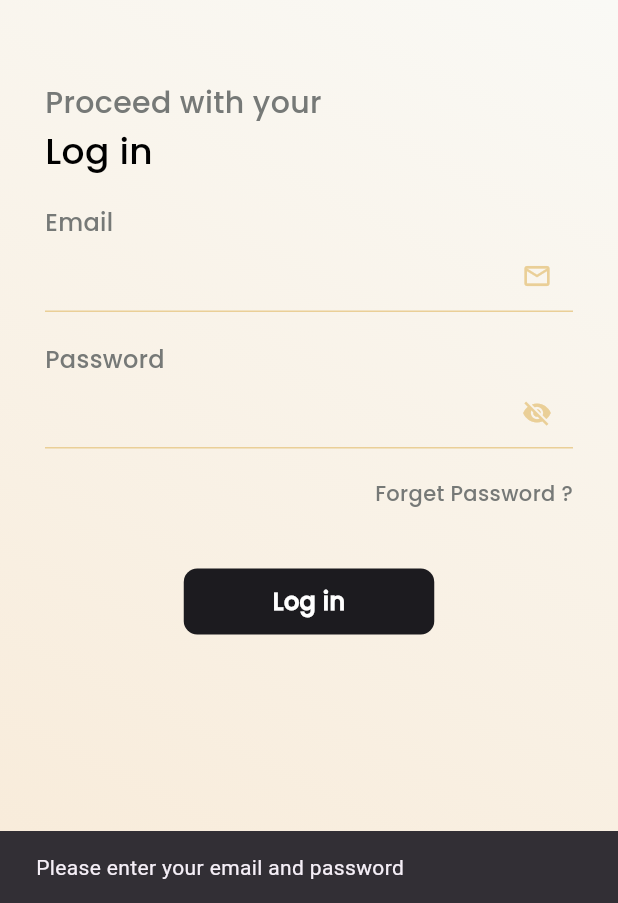
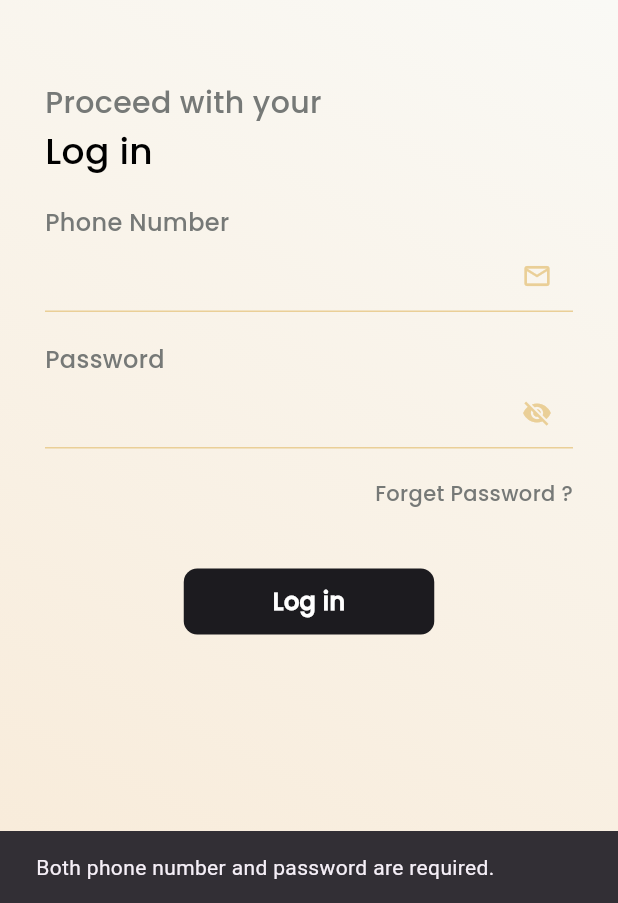
Before and after one commit to Karthick997/New_Luxury_ProjectApp, a Flutter app: the SignInScreen screen opened directly, after a tap on "Log in", on a phone screen of 412 x 824 dp, the part 333-1236 px from its top. Run offline on Flutter 3.47's test engine with Material 3 defaults, Android fonts, the phone set to English and light mode, and no system bars; our stand-ins replace bottom_navy_bar, image_picker, shared_preferences, smooth_page_indicator; accounts and stored records are empty; project files that could hold a hidden picture were left out.

Commit message:
login api finished and some changed

```diff
--- /dev/null
+++ b/lib/UI_Screen/animated_screen.dart
@@ -0,0 +1,46 @@
+import 'dart:async';
+import 'package:flutter/material.dart';
+
+class AnimatedGradientScreen extends StatefulWidget {
+  const AnimatedGradientScreen({Key? key}) : super(key: key);
+
+  @override
+  State<AnimatedGradientScreen> createState() => _AnimatedGradientScreenState();
+}
+
+class _AnimatedGradientScreenState extends State<AnimatedGradientScreen> {
+  List<List<Color>> colorLists = [
+    [const Color(0xffF8EAD7), const Color(0xffFAFEFF)],
+    [const Color(0xffFAFEFF), const Color(0xffF8EAD7)],
+  ];
+  int index = 0;
+  late Timer _timer;
+
+  @override
+  void initState() {
+    super.initState();
+    _timer = Timer.periodic(const Duration(seconds: 3), (timer) {
+      setState(() {
+        index = (index + 1) % colorLists.length;
+      });
+    });
+  }
+  @override
+  void dispose() {
+    _timer.cancel();
+    super.dispose();
+  }
+
+  Widget build(BuildContext context) {
+    return  AnimatedContainer(
+      duration: const Duration(seconds: 2),
+      decoration: BoxDecoration(
+        gradient: LinearGradient(
+          begin: Alignment.bottomLeft,
+          end: Alignment.topRight,
+          colors: colorLists[index],
+        ),
+      ),
+    );
+  }
+}
--- a/lib/UI_Screen/signin_screen.dart
+++ b/lib/UI_Screen/signin_screen.dart
@@ -1,51 +1,14 @@
+import 'dart:convert';
 import 'package:flutter/material.dart';
+import 'package:flutter/services.dart';
+import 'package:luxury_project/widget/bottom_navigation_bar_screen.dart';
+import 'package:shared_preferences/shared_preferences.dart';
 import 'dart:async';
-import '../widget/bottom_navigation_bar_screen.dart';
 import '../widget/constant.dart';
+import 'package:http/http.dart' as http;
 
-class AnimatedGradientScreen extends StatefulWidget {
-  @override
-  _AnimatedGradientScreenState createState() => _AnimatedGradientScreenState();
-}
+import 'animated_screen.dart';
 
-class _AnimatedGradientScreenState extends State<AnimatedGradientScreen> {
-  List<List<Color>> colorLists = [
-    [const Color(0xffF8EAD7), const Color(0xffFAFEFF)],
-    [const Color(0xffFAFEFF), const Color(0xffF8EAD7)],
-  ];
-  int index = 0;
-  late Timer _timer;
-
-  @override
-  void initState() {
-    super.initState();
-    _timer = Timer.periodic(const Duration(seconds: 3), (timer) {
-      setState(() {
-        index = (index + 1) % colorLists.length;
-      });
-    });
-  }
-
-  @override
-  void dispose() {
-    _timer.cancel();
-    super.dispose();
-  }
-
-  @override
-  Widget build(BuildContext context) {
-    return AnimatedContainer(
-      duration: const Duration(seconds: 2),
-      decoration: BoxDecoration(
-        gradient: LinearGradient(
-          begin: Alignment.bottomLeft,
-          end: Alignment.topRight,
-          colors: colorLists[index],
-        ),
-      ),
-    );
-  }
-}
 
 class SignInScreen extends StatefulWidget {
   const SignInScreen({Key? key}) : super(key: key);
@@ -54,12 +17,54 @@ class SignInScreen extends StatefulWidget {
   State<SignInScreen> createState() => _SignInScreenState();
 }
 
+Future<void>_performLogin(
+    BuildContext context, String phone, String password) async {
+  try {
+    final response = await http.post(
+      Uri.parse('https://luxuryderm.in/api/login'),
+      body: {
+        'phone': phone,
+        'password': password,
+      },
+    );
+    if (response.statusCode == 200) {
+      var data = jsonDecode(response.body.toString());
+      print(data);
+      if (data['status'] == 'success') {
+        final prefs = await SharedPreferences.getInstance();
+        await prefs.setString('phone', phone);
+        await prefs.setString('password', password);
+
+        Navigator.pushReplacement(
+          context,
+          MaterialPageRoute(builder: (context) => BottomNavigationBarScreen()),
+        );
+        return;
+      }
+    }
+    ScaffoldMessenger.of(context).showSnackBar(
+      SnackBar(
+        content: Text('Login Failed Please check your credentials'),
+      ),
+    );
+  } catch (e) {
+    print('Error: $e');
+    ScaffoldMessenger.of(context).showSnackBar(
+      SnackBar(
+        content: Text('An error occurred Please try again later'),
+      ),
+    );
+  }
+}
+
 class _SignInScreenState extends State<SignInScreen> {
-  final _emailController = TextEditingController();
+  final _phoneNumberController = TextEditingController();
   final _passwordController = TextEditingController();
   bool isPasswordVisible = false;
+  bool _isLoading = false;
 
   @override
+
   Widget build(BuildContext context) {
     return Scaffold(
       resizeToAvoidBottomInset: false,
@@ -103,7 +108,7 @@ class _SignInScreenState extends State<SignInScreen> {
                             height: 20,
                           ),
                           const Text(
-                            "Email",
+                            "Phone Number",
                             style: TextStyle(
                                 fontFamily: "Poppins",
                                 color: Color(0xff767977),
@@ -113,7 +118,17 @@ class _SignInScreenState extends State<SignInScreen> {
                           TextFormField(
                             cursorColor: primaryColor,
                             keyboardType: TextInputType.emailAddress,
-                            controller: _emailController,
+                            controller: _phoneNumberController,
+                            inputFormatters: [
+                              FilteringTextInputFormatter.allow(
+                                  RegExp(r'[0-9]')),
+                              FilteringTextInputFormatter.deny(RegExp(r'^0+')),
+                              FilteringTextInputFormatter.deny(RegExp(r'^1+')),
+                              FilteringTextInputFormatter.deny(RegExp(r'^2+')),
+                              FilteringTextInputFormatter.deny(RegExp(r'^3+')),
+                              FilteringTextInputFormatter.deny(RegExp(r'^4+')),
+                              FilteringTextInputFormatter.deny(RegExp(r'^5+')),
+                            ],
                             decoration: InputDecoration(
                               enabledBorder: UnderlineInputBorder(
                                 borderSide: BorderSide(color: primaryColor),
@@ -138,7 +153,7 @@ class _SignInScreenState extends State<SignInScreen> {
                                 fontWeight: FontWeight.w500),
                           ),
                           TextFormField(
-                            cursorColor: primaryColor,
+                            cursorColor: Colors.black,
                             obscureText: !isPasswordVisible,
                             controller: _passwordController,
                             decoration: InputDecoration(
@@ -157,12 +172,16 @@ class _SignInScreenState extends State<SignInScreen> {
                                   color: primaryColor,
                                 ),
                                 onPressed: () {
+                                  try {
                                     setState(() {
                                       isPasswordVisible = !isPasswordVisible;
                                     });
+                                  } catch (e) {
+                                    print(
+                                        "Error toggling password visibility: $e");
+                                  }
                                 },
                               ),
-                              hintStyle: const TextStyle(color: Colors.white),
                             ),
                           ),
                           const SizedBox(
@@ -185,24 +204,39 @@ class _SignInScreenState extends State<SignInScreen> {
                             height: 40,
                           ),
                           GestureDetector(
-                            onTap: () {
-                              if (_emailController.text.isEmpty) {
+                            onTap: () async {
+                              if (_phoneNumberController.text.isEmpty ||
+                                  _passwordController.text.isEmpty) {
                                 ScaffoldMessenger.of(context).showSnackBar(
-                                  const SnackBar(
+                                  SnackBar(
                                     content: Text(
-                                          'Please enter your email and password')),
+                                        'Both phone number and password are required.'),
+                                  ),
                                 );
                               } else {
-                                Navigator.push(
+                                setState(() {
+                                  _isLoading = true; // Show loader
+                                });
+                                try {
+                                  await _performLogin(
                                     context,
-                                  MaterialPageRoute(
-                                      builder: (context) =>
-                                          const BottomNavigationBarScreen()),
+                                    _phoneNumberController.text,
+                                    _passwordController.text,
                                   );
+                                } finally {
+                                  setState(() {
+                                    _isLoading = false; // Hide loader
+                                  });
+                                }
                               }
                             },
                             child: Center(
-                              child: Container(
+                              child: _isLoading
+                                  ? CircularProgressIndicator(
+                                      valueColor: AlwaysStoppedAnimation<Color>(
+                                          Color(0xffEACF97)),
+                                    )
+                                  : Container(
                                       width: 167,
                                       height: 44,
                                       decoration: BoxDecoration(
--- /dev/null
+++ b/lib/model_class/signin_model.dart
@@ -0,0 +1,18 @@
+class LogIn {
+  String? phone;
+  String? password;
+
+  LogIn({this.phone, this.password});
+
+  LogIn.fromJson(Map<String, dynamic> json) {
+    phone = json['phone'];
+    password = json['password'];
+  }
+
+  Map<String, dynamic> toJson() {
+    final Map<String, dynamic> data = new Map<String, dynamic>();
+    data['phone'] = this.phone;
+    data['password'] = this.password;
+    return data;
+  }
+}
--- a/pubspec.yaml
+++ b/pubspec.yaml
@@ -39,6 +39,8 @@ dependencies:
   smooth_page_indicator: ^1.1.0
   image_picker:
   table_calendar: ^3.0.2
+  http:
+  shared_preferences:
 
 
 
```
Also changed, not shown: lib/widget/home_screen.dart (+32 -6 lines), pubspec.lock, 2 other files. Lines whose indentation alone changed are shown as unchanged.
